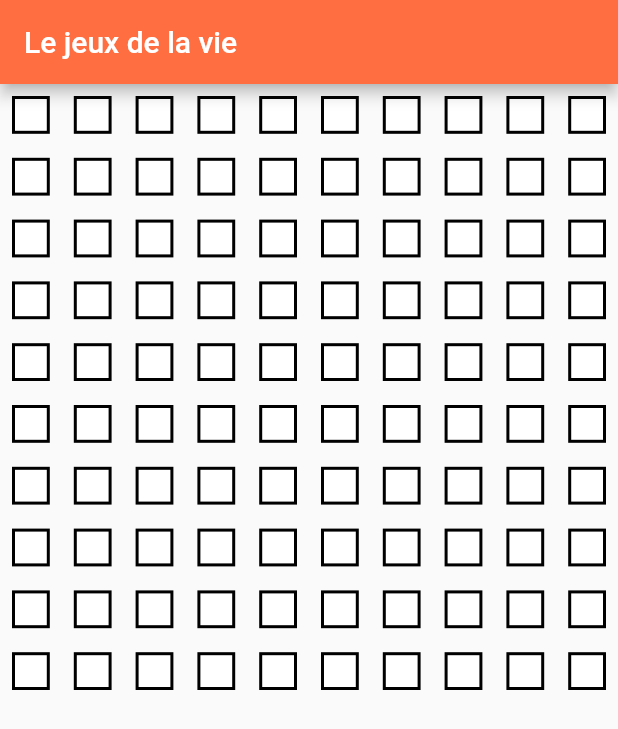
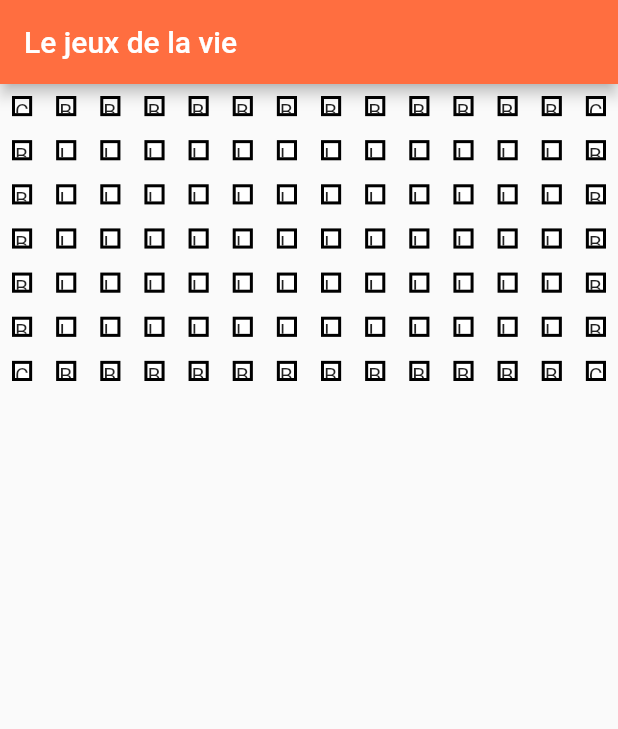
Before and after one commit to HugoM38/game_of_life, a Flutter app: the screen it shows after launch, on a phone screen of 412 x 824 dp. Shown: the top 729 px of the screen. Run offline on Flutter 3.47's test engine with Material 2 defaults, Android fonts, the phone set to English and light mode, and no system bars.

Commit message:
feat: define cellType on each cells

```diff
--- a/lib/classes/cell.dart
+++ b/lib/classes/cell.dart
@@ -2,9 +2,14 @@ import 'package:game_of_life/classes/enum_life.dart';
 import 'package:game_of_life/classes/states/alive_cell_state.dart';
 import 'package:game_of_life/classes/states/dead_cell_state.dart';
 import 'package:game_of_life/interfaces/cell_state.dart';
+import 'package:game_of_life/interfaces/cell_type.dart';
 
 class Cell {
   CellState cellState = DeadCellState();
+  CellType cellType;
+
+  Cell(this.cellType);
+
 
   void changeCellState() {
     if(cellState.isCellAlive() == Life.alive) {
--- a/lib/classes/cell_types/grid_border.dart
+++ b/lib/classes/cell_types/grid_border.dart
@@ -1,10 +1,11 @@
+import 'package:game_of_life/classes/cell.dart';
 import 'package:game_of_life/classes/enum_life.dart';
 import 'package:game_of_life/interfaces/cell_type.dart';
 
 class GridBorder implements CellType {
 
   @override
-  Map<int, Life> getNeighborsState() {
+  Map<int, Life> getNeighborsState(int index, int width, List<Cell> cells) {
     // TODO: implement getNeighborsState
     return <int, Life>{};
   }
--- a/lib/classes/cell_types/grid_corner.dart
+++ b/lib/classes/cell_types/grid_corner.dart
@@ -1,10 +1,11 @@
+import 'package:game_of_life/classes/cell.dart';
 import 'package:game_of_life/classes/enum_life.dart';
 import 'package:game_of_life/interfaces/cell_type.dart';
 
 class GridCorner implements CellType {
 
   @override
-  Map<int, Life> getNeighborsState() {
+  Map<int, Life> getNeighborsState(int index, int width, List<Cell> cells) {
     // TODO: implement getNeighborsState
     return <int, Life>{};
   }
--- a/lib/classes/cell_types/grid_inside.dart
+++ b/lib/classes/cell_types/grid_inside.dart
@@ -1,10 +1,11 @@
+import 'package:game_of_life/classes/cell.dart';
 import 'package:game_of_life/classes/enum_life.dart';
 import 'package:game_of_life/interfaces/cell_type.dart';
 
 class GridInside implements CellType {
 
   @override
-  Map<int, Life> getNeighborsState() {
+  Map<int, Life> getNeighborsState(int index, int width, List<Cell> cells) {
     // TODO: implement getNeighborsState
     return <int, Life>{};
   }
--- a/lib/classes/grid.dart
+++ b/lib/classes/grid.dart
@@ -1,12 +1,15 @@
 import 'package:game_of_life/classes/cell.dart';
+import 'package:game_of_life/classes/cell_types/grid_border.dart';
+import 'package:game_of_life/classes/cell_types/grid_corner.dart';
+import 'package:game_of_life/classes/cell_types/grid_inside.dart';
 
 class Grid {
   static final Grid _instance = Grid._();
 
   Grid._();
 
-  int _width = 10;
-  int _size = 100;
+  int _width = 14;
+  int _size = 98;
   final List<Cell> _cellList = [];
 
   static Grid getInstance() {
@@ -21,7 +24,7 @@ class Grid {
     return _size;
   }
 
-  getCells() {
+  List<Cell> getCells() {
     return _cellList;
   }
 
@@ -35,7 +38,21 @@ class Grid {
 
   initCellList() {
     for (var i = 0; i < Grid.getInstance().getSize(); i++) {
-      _cellList.add(Cell());
+      int size = Grid.getInstance().getSize();
+      int width = Grid.getInstance().getWidth();
+      if (i == 0 ||
+          i == (size - 1) ||
+          i == (width - 1) ||
+          i == (size - width)) {
+        _cellList.add(Cell(GridCorner()));
+      } else if (i < (width - 1) ||
+          i > (size - width) ||
+          (i % width) == 0 ||
+          (i % width) == (width - 1)) {
+        _cellList.add(Cell(GridBorder()));
+      } else {
+        _cellList.add(Cell(GridInside()));
+      }
     }
   }
 }
--- a/lib/interfaces/cell_type.dart
+++ b/lib/interfaces/cell_type.dart
@@ -1,5 +1,6 @@
+import 'package:game_of_life/classes/cell.dart';
 import 'package:game_of_life/classes/enum_life.dart';
 
 abstract class CellType {
-  Map<int, Life>getNeighborsState();
+  Map<int, Life>getNeighborsState(int index, int width, List<Cell> cells);
 }
--- a/lib/ui/widgets/cell_grid.dart
+++ b/lib/ui/widgets/cell_grid.dart
@@ -1,4 +1,7 @@
 import 'package:flutter/material.dart';
+import 'package:game_of_life/classes/cell_types/grid_border.dart';
+import 'package:game_of_life/classes/cell_types/grid_corner.dart';
+import 'package:game_of_life/classes/cell_types/grid_inside.dart';
 import 'package:game_of_life/classes/grid.dart';
 
 class CellGrid extends StatefulWidget {
@@ -29,12 +32,20 @@ class _CellGridState extends State<CellGrid> {
             child: GridTile(
               child: Container(
                 decoration: BoxDecoration(
-                  color: Grid.getInstance().getCells()[index].cellState.getColor(),
+                  color:
+                      Grid.getInstance().getCells()[index].cellState.getColor(),
                   border: Border.all(
                     color: Colors.black,
                     width: 2.0,
                   ),
                 ),
+                child: Text(
+                    Grid.getInstance().getCells()[index].cellType is GridCorner
+                        ? "Corner"
+                        : Grid.getInstance().getCells()[index].cellType
+                                is GridBorder
+                            ? "Border"
+                            : "Inside"),
               ),
             ),
           ),
```
Also changed, not shown: lib/classes/commands/neighbors_state_command.dart (+6 -2 lines).
